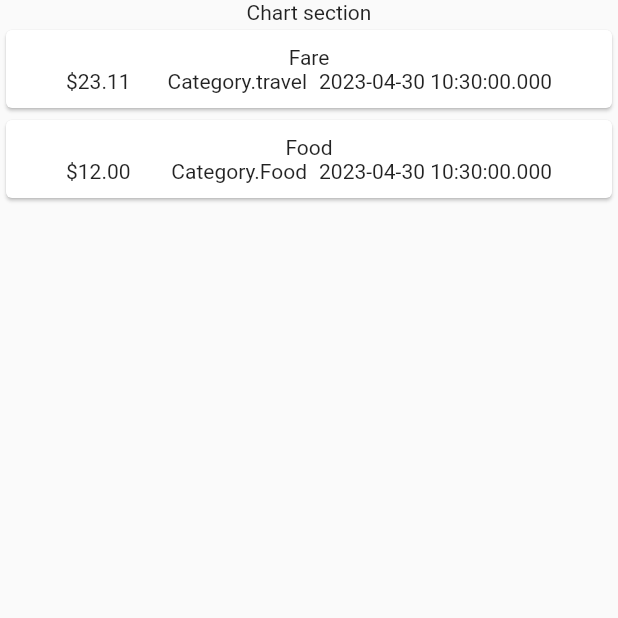
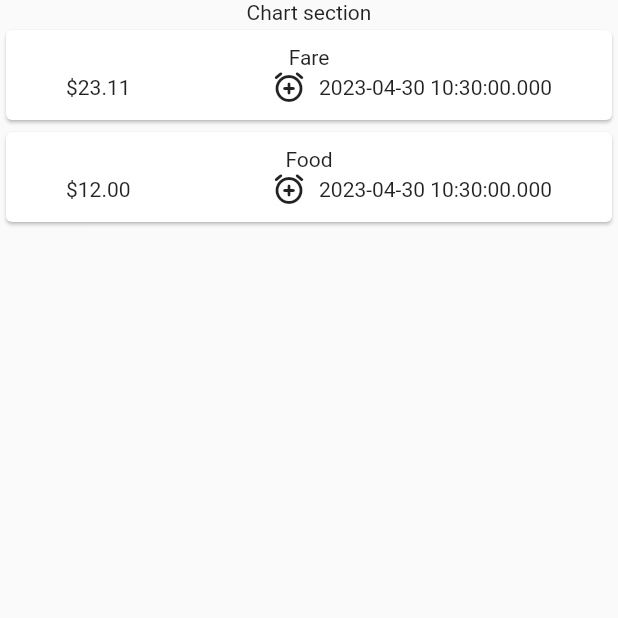
Before and after one commit to alvinwarui29/expenseTrackerFlutter, a Flutter app: the screen it shows after launch, on a phone screen of 412 x 824 dp, the top half of it. Run offline on Flutter 3.47's test engine with Material 2 defaults, Android fonts, the phone set to English and light mode, and no system bars.

Commit message:
add an icon

```diff
--- a/lib/widgets/expense_list/expense_item.dart
+++ b/lib/widgets/expense_list/expense_item.dart
@@ -18,7 +18,7 @@ class ExpenseItem extends StatelessWidget {
                 const Spacer(),
                 Row(
                   children: [
-                    Text(expense.category.toString()),
+                    const Icon(Icons.alarm_add_rounded),
                     SizedBox(
                       width: 8,
                     ),
```
